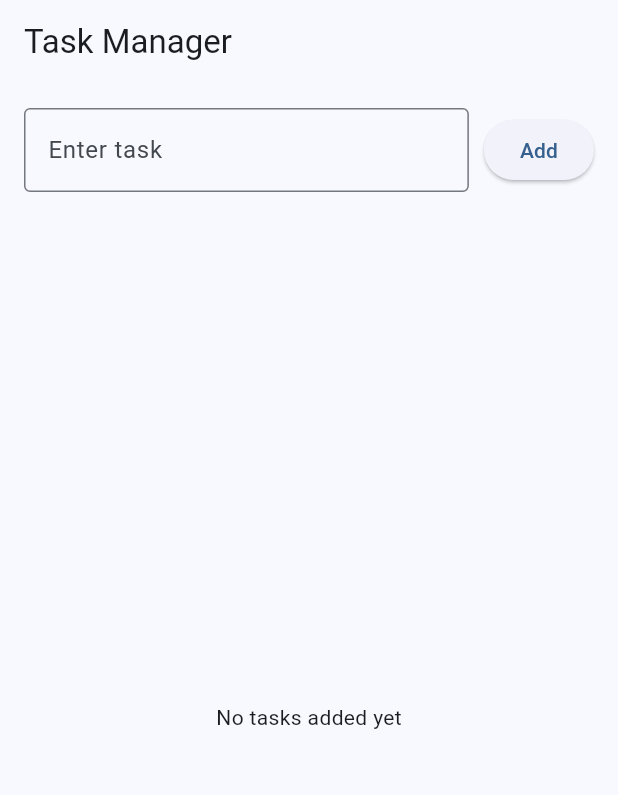
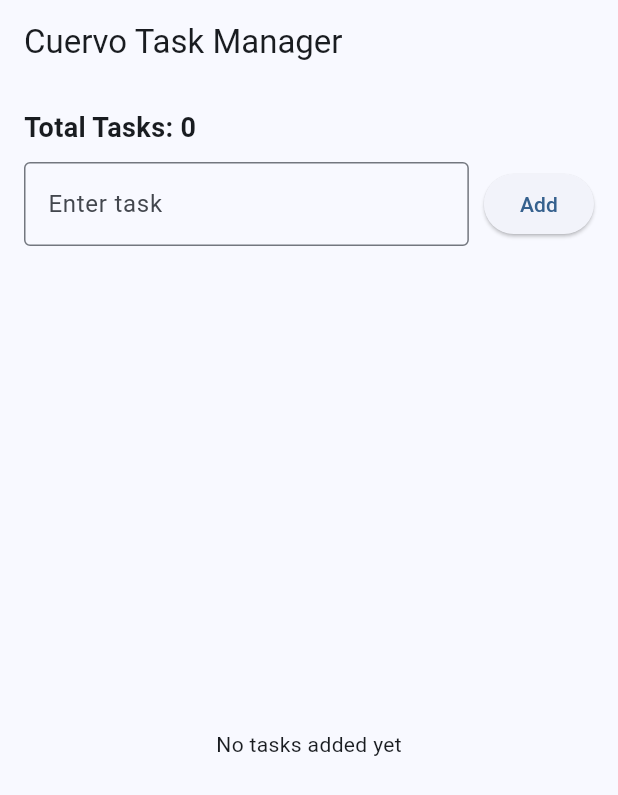
Before and after one commit to ComputerScience1024/CW_3, a Flutter app: the screen it shows after launch, on a phone screen of 412 x 824 dp. Shown: the top 795 px of the screen. Run offline on Flutter 3.47's test engine with Material 3 defaults, Android fonts, the phone set to English and light mode, and no system bars.

Commit message:
Added a task counter as a bonus

```diff
--- a/crud_app/lib/main.dart
+++ b/crud_app/lib/main.dart
@@ -64,12 +64,21 @@ class _TaskManagerScreenState extends State<TaskManagerScreen> {
   Widget build(BuildContext context) {
     return Scaffold(
       appBar: AppBar(
-        title: const Text('Task Manager'),
+        title: const Text('Cuervo Task Manager'),
       ),
       body: Padding(
         padding: const EdgeInsets.all(16.0),
         child: Column(
+          crossAxisAlignment: CrossAxisAlignment.start,
           children: [
+            /// **Task Counter**
+            Text(
+              'Total Tasks: ${_tasks.length}',
+              style: const TextStyle(fontSize: 18, fontWeight: FontWeight.bold),
+            ),
+            const SizedBox(height: 10),
+
+            /// **Task Input Field & Add Button**
             Row(
               children: [
                 Expanded(
@@ -89,6 +98,8 @@ class _TaskManagerScreenState extends State<TaskManagerScreen> {
               ],
             ),
             const SizedBox(height: 20),
+
+            /// **Task List**
             Expanded(
               child: _tasks.isEmpty
                   ? const Center(child: Text('No tasks added yet'))
```
